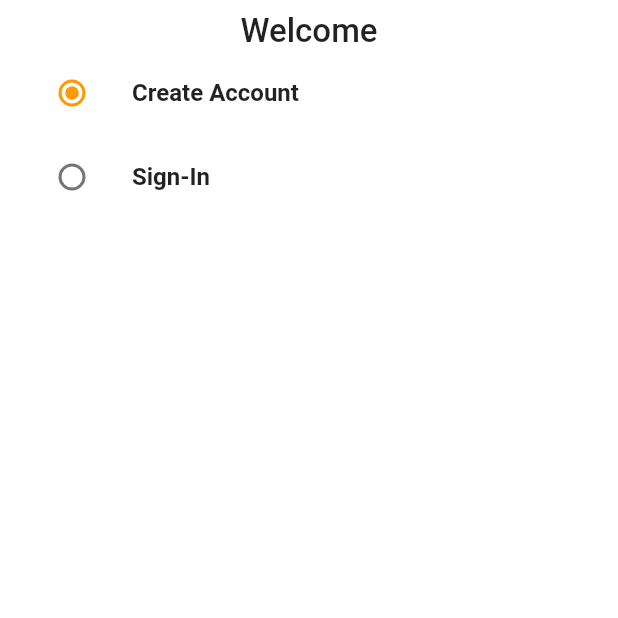
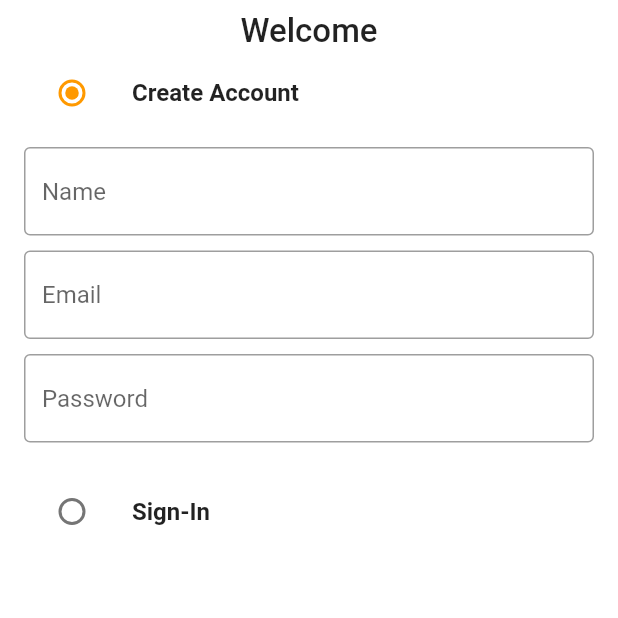
Before and after one commit to Drack112/Amazon_Mobile, a Flutter app: the screen it shows after launch, on a phone screen of 412 x 824 dp, the top half of it. Run offline on Flutter 3.47's test engine with Material 2 defaults, Android fonts, the phone set to English and light mode, and no system bars.

```diff
--- /dev/null
+++ b/mobile/lib/common/widgets/custom_textfield.dart
@@ -0,0 +1,28 @@
+import 'package:flutter/material.dart';
+
+class CustomTextField extends StatelessWidget {
+  final TextEditingController controller;
+  final String hintText;
+
+  const CustomTextField(
+      {Key? key, required this.controller, required this.hintText})
+      : super(key: key);
+
+  @override
+  Widget build(BuildContext context) {
+    return TextFormField(
+      decoration: InputDecoration(
+        hintText: hintText,
+        border: const OutlineInputBorder(
+          borderSide: BorderSide(color: Colors.black38),
+        ),
+        enabledBorder: const OutlineInputBorder(
+          borderSide: BorderSide(
+            color: Colors.black38,
+          ),
+        ),
+      ),
+      validator: (val) {},
+    );
+  }
+}
--- a/mobile/lib/features/screens/auth_screen.dart
+++ b/mobile/lib/features/screens/auth_screen.dart
@@ -1,3 +1,4 @@
+import 'package:amazon_flutter/common/widgets/custom_textfield.dart';
 import 'package:amazon_flutter/constants/global_variables.dart';
 import 'package:flutter/material.dart';
 
@@ -17,6 +18,18 @@ class _AuthScreenState extends State<AuthScreen> {
 
   final _singUpFormKey = GlobalKey<FormState>();
   final _singInFormKey = GlobalKey<FormState>();
+
+  final TextEditingController _emailController = TextEditingController();
+  final TextEditingController _passwordController = TextEditingController();
+  final TextEditingController _nameController = TextEditingController();
+
+  @override
+  void dispose() {
+    super.dispose();
+    _emailController.dispose();
+    _nameController.dispose();
+    _passwordController.dispose();
+  }
 
   @override
   Widget build(BuildContext context) {
@@ -49,9 +62,31 @@ class _AuthScreenState extends State<AuthScreen> {
                 ),
               ),
               if (_auth == Auth.signup)
-                Form(
-                  key: _singUpFormKey,
-                  child: Column(),
+                Container(
+                  color: GlobalVariables.backgroundColor,
+                  padding: const EdgeInsets.all(8),
+                  child: Form(
+                    key: _singUpFormKey,
+                    child: Column(
+                      children: [
+                        CustomTextField(
+                          controller: _emailController,
+                          hintText: "Name",
+                        ),
+                        const SizedBox(height: 10),
+                        CustomTextField(
+                          controller: _emailController,
+                          hintText: "Email",
+                        ),
+                        const SizedBox(height: 10),
+                        CustomTextField(
+                          controller: _emailController,
+                          hintText: "Password",
+                        ),
+                        const SizedBox(height: 10)
+                      ],
+                    ),
+                  ),
                 ),
               ListTile(
                 title: const Text(
```
